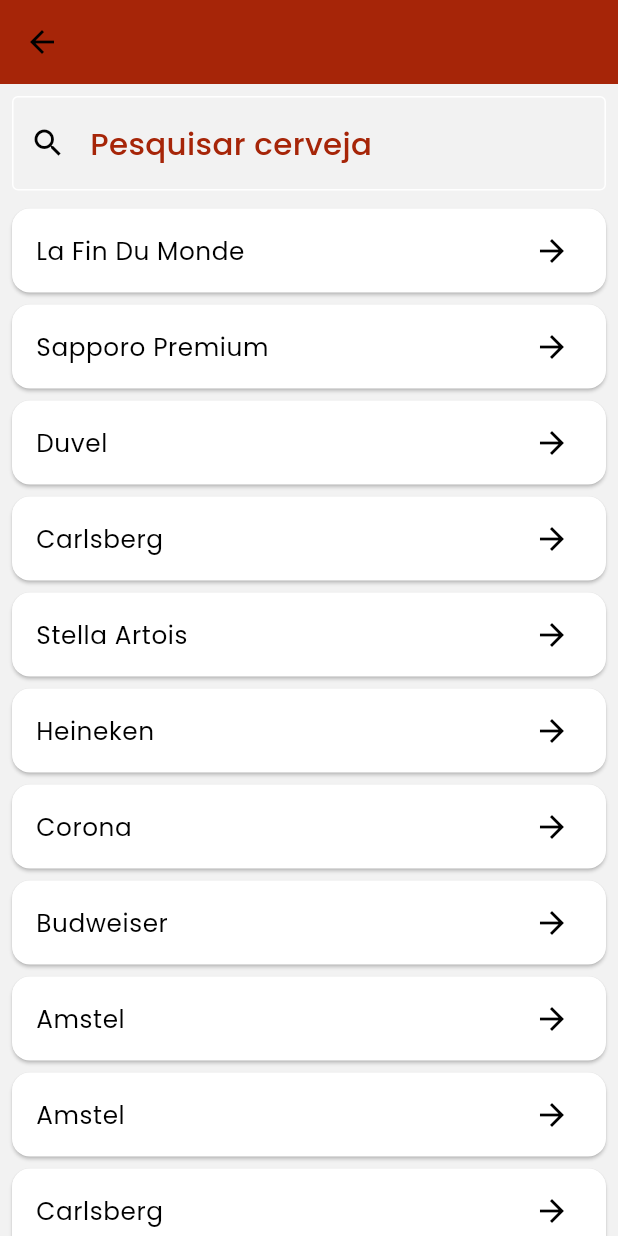
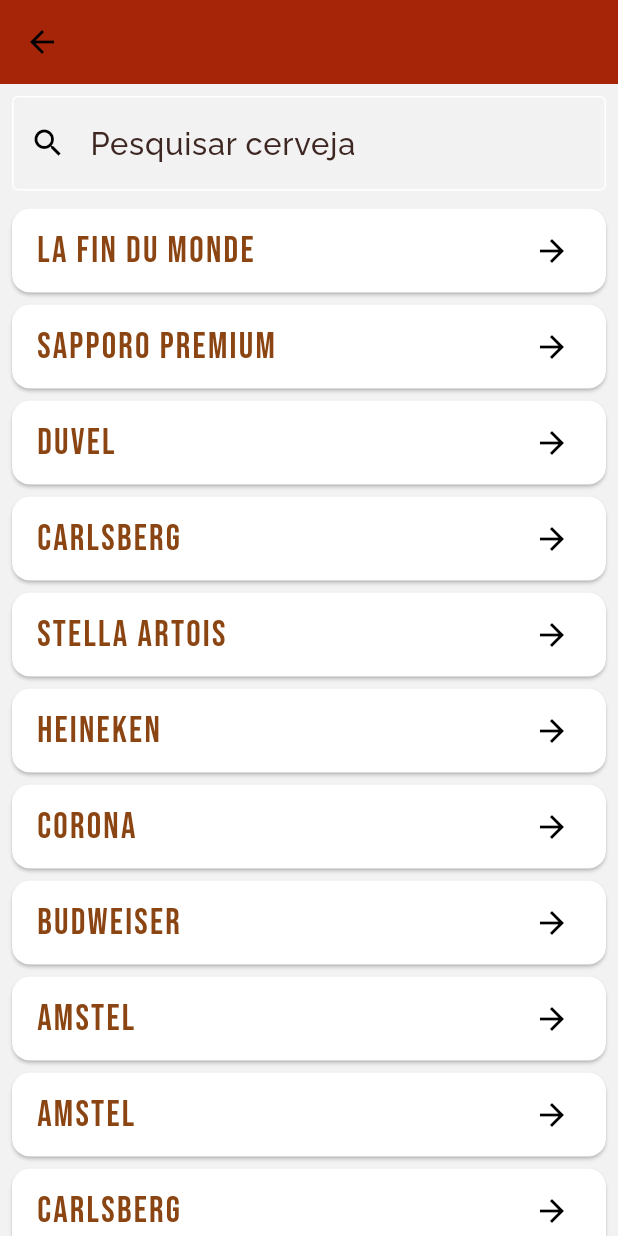
Before and after one commit to andersonstack/app_beer, a Flutter app: the screen it shows after launch, after a tap on "Visualizar cervejas", on a phone screen of 412 x 824 dp. Run offline on Flutter 3.47's test engine with Material 3 defaults, Android fonts, the phone set to English and light mode, and no system bars; our stand-ins replace get, google_fonts.

Commit message:
style: ajuste de novas fontes

```diff
--- a/lib/components/beer_component.dart
+++ b/lib/components/beer_component.dart
@@ -27,7 +27,7 @@ class Beer extends StatelessWidget {
                       return DataColumn(
                         label: Text(
                           "${value.toUpperCase()}",
-                          style: Theme.of(context).textTheme.bodyLarge,
+                          style: Theme.of(context).textTheme.displayLarge,
                         ),
                       );
                     }).toList(),
@@ -40,7 +40,7 @@ class Beer extends StatelessWidget {
                               return DataCell(
                                 Text(
                                   value,
-                                  style: Theme.of(context).textTheme.bodySmall,
+                                  style: Theme.of(context).textTheme.bodyLarge,
                                 ),
                               );
                             })
--- a/lib/components/home_component.dart
+++ b/lib/components/home_component.dart
@@ -40,7 +40,7 @@ class HomeView extends StatelessWidget {
               padding: const EdgeInsets.all(30.0),
               child: Text(
                 "Descubra, avalie e registre suas cervejas favoritas em um só lugar!",
-                style: Theme.of(context).textTheme.bodyMedium,
+                style: Theme.of(context).textTheme.bodyLarge,
               ),
             ),
             BtnView(
--- a/lib/components/list_component.dart
+++ b/lib/components/list_component.dart
@@ -18,7 +18,7 @@ class ListBeer extends StatelessWidget {
             child: TextField(
               decoration: InputDecoration(
                 labelText: 'Pesquisar cerveja',
-                labelStyle: Theme.of(context).textTheme.bodyMedium,
+                labelStyle: Theme.of(context).textTheme.bodyLarge,
                 prefixIcon: Icon(Icons.search),
                 border: OutlineInputBorder(),
               ),
@@ -40,7 +40,7 @@ class ListBeer extends StatelessWidget {
                   child: ListTile(
                     title: Text(
                       beer['name'],
-                      style: Theme.of(context).textTheme.bodySmall,
+                      style: Theme.of(context).textTheme.displayLarge,
                     ),
                     trailing: const Icon(Icons.arrow_forward),
                     onTap: () {
--- a/lib/style/style.dart
+++ b/lib/style/style.dart
@@ -9,7 +9,7 @@ class Style {
     return ThemeData(
       scaffoldBackgroundColor: Color(0xFFF2F2F2),
       colorScheme: _colorScheme(),
-      textTheme: _textTheme(screenWidth, size),
+      textTheme: _beerTextTheme(screenWidth, size),
       // elevatedButtonTheme: _elevatedButton(),
       textButtonTheme: _textButton(),
     );
@@ -24,22 +24,45 @@ class Style {
     );
   }
 
-  static TextTheme _textTheme(screenWidth, size) {
+  static TextTheme _beerTextTheme(double screenWidth, double size) {
     return TextTheme(
-      bodyLarge: GoogleFonts.poppins(
-        color: Color(0xFFA62508),
-        fontSize: (screenWidth * size).clamp(14.0, 26.0),
+      // Títulos principais (nomes de cervejas)
+      displayLarge: GoogleFonts.bebasNeue(
+        color: Color(0xFF8B4513), // Marrom cerveja
+        fontSize: (screenWidth * size * 1).clamp(24.0, 48.0),
+        letterSpacing: 1.5,
+      ),
+
+      // Subtítulos (estilos de cerveja)
+      displayMedium: GoogleFonts.lexendGiga(
+        color: Color.fromARGB(255, 0, 0, 0), // Vermelho cerveja
+        fontSize: (screenWidth * size).clamp(18.0, 32.0),
+      ),
+
+      // Texto de corpo (descrições)
+      bodyLarge: GoogleFonts.raleway(
+        color: Color(0xFF3E2723), // Marrom escuro
+        fontSize: (screenWidth * size).clamp(14.0, 22.0),
         fontWeight: FontWeight.w500,
       ),
-      bodyMedium: GoogleFonts.poppins(
-        color: Color(0xFFA62508),
-        fontSize: (screenWidth * size).clamp(12.0, 22.0),
-        fontWeight: FontWeight.w500,
+
+      // Texto secundário (IBU, ABV)
+      bodyMedium: GoogleFonts.oxygen(
+        color: Color(0xFF5D4037), // Marrom médio
+        fontSize: (screenWidth * size * 0.9).clamp(12.0, 18.0),
       ),
-      bodySmall: GoogleFonts.poppins(
-        color: Colors.black,
-        fontSize: (screenWidth * size * 0.8).clamp(10.0, 18.0),
-        fontWeight: FontWeight.normal,
+
+      // Texto pequeno (notas, rodapé)
+      bodySmall: GoogleFonts.oxygen(
+        color: Colors.brown[600],
+        fontSize: (screenWidth * size * 0.7).clamp(10.0, 14.0),
+      ),
+
+      // Botões e ações
+      labelLarge: GoogleFonts.bebasNeue(
+        color: Colors.white,
+        fontSize: (screenWidth * size * 0.9).clamp(16.0, 28.0),
+        letterSpacing: 1.2,
       ),
     );
   }
```
